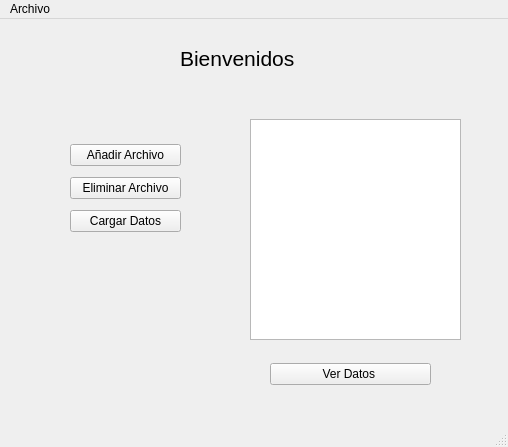
First picture: the form in Interfaz/UI/IncioSubirDatos.ui, repository Dumaru/ExcelReports, before the edit.
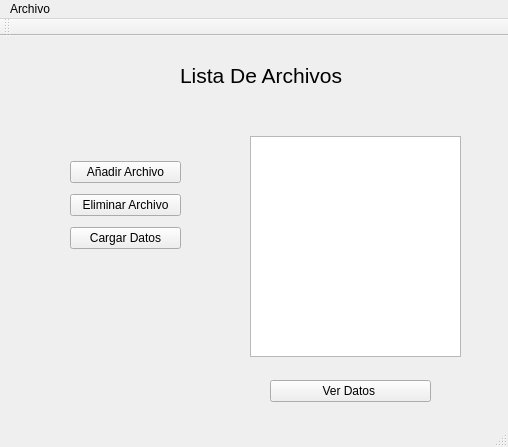
Second picture: the form after the edit.

Commit message:
Cambio Inicio
Reemplazo tabla

Patch:
```diff
--- a/Interfaz/UI/IncioSubirDatos.ui
+++ b/Interfaz/UI/IncioSubirDatos.ui
@@ -19,7 +19,7 @@
      <rect>
       <x>160</x>
       <y>20</y>
-      <width>171</width>
+      <width>231</width>
       <height>41</height>
      </rect>
     </property>
@@ -36,7 +36,7 @@
     </property>
     <layout class="QHBoxLayout" name="horizontalLayoutTablaMostrarDatos">
      <item>
-      <widget class="QTableView" name="tableViewMostrarArchivosSeleccionados"/>
+      <widget class="QListWidget" name="listWidgetMostrarArchivos"/>
      </item>
     </layout>
    </widget>
@@ -78,7 +78,7 @@
      <rect>
       <x>180</x>
       <y>20</y>
-      <width>169</width>
+      <width>221</width>
       <height>39</height>
      </rect>
     </property>
@@ -88,7 +88,7 @@
      </font>
     </property>
     <property name="text">
-     <string>Bienvenidos </string>
+     <string>Lista De Archivos</string>
     </property>
    </widget>
    <widget class="QWidget" name="horizontalLayoutWidget_2">
@@ -133,6 +133,17 @@
    <addaction name="menuArchivo"/>
   </widget>
   <widget class="QStatusBar" name="statusbar"/>
+  <widget class="QToolBar" name="toolBar">
+   <property name="windowTitle">
+    <string>toolBar</string>
+   </property>
+   <attribute name="toolBarArea">
+    <enum>TopToolBarArea</enum>
+   </attribute>
+   <attribute name="toolBarBreak">
+    <bool>false</bool>
+   </attribute>
+  </widget>
   <action name="actionAbrir">
    <property name="text">
     <string>Abrir</string>
```
